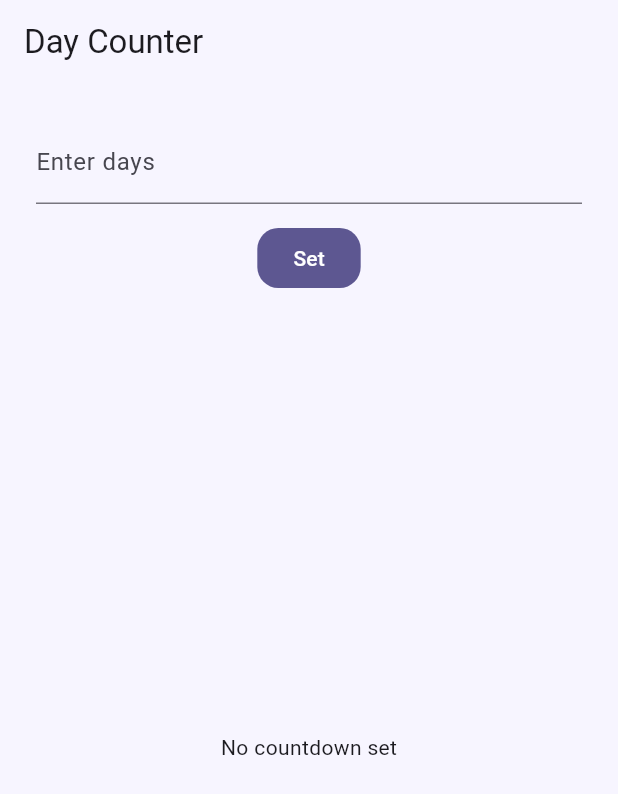
After one commit to TeacherEvan/Quicky, a Flutter app: the CounterPage screen opened by its route, after a tap on "Set", on a phone screen of 412 x 824 dp. The commit adds this screen. Shown: the top 794 px of the screen. Run offline on Flutter 3.47's test engine with Material 3 defaults, Android fonts, the phone set to English and light mode, and no system bars; our stand-ins replace camera, flutter_riverpod, go_router, image_picker, shared_preferences; accounts and stored records are empty.

Commit message:
feat(counter): day countdown, persisted target, 1s tick (J10)

```diff
--- a/lib/core/router/routes.dart
+++ b/lib/core/router/routes.dart
@@ -1,5 +1,6 @@
 import 'package:go_router/go_router.dart';
 
+import 'package:quicky/features/counter/counter_page.dart';
 import 'package:quicky/features/attractions/attractions_page.dart';
 import 'package:quicky/features/bathroom/bathroom_page.dart';
 import 'package:quicky/features/cost/cost_page.dart';
@@ -32,6 +33,10 @@ final List<RouteBase> appRoutes = <RouteBase>[
     builder: (context, state) => const SplashPage(),
   ),
   GoRoute(
+    path: Routes.counter,
+    builder: (context, state) => const CounterPage(),
+  ),
+  GoRoute(
     path: Routes.attractions,
     builder: (context, state) => const AttractionsPage(),
   ),
--- /dev/null
+++ b/lib/features/counter/counter_controller.dart
@@ -0,0 +1,59 @@
+import 'package:flutter_riverpod/flutter_riverpod.dart';
+import 'package:shared_preferences/shared_preferences.dart';
+
+/// Day Counter controller: target date persisted; ticks every second.
+final counterControllerProvider =
+    StateNotifierProvider<CounterController, CounterState>((ref) {
+  return CounterController();
+});
+
+class CounterState {
+  const CounterState({this.target, this.remainingSeconds = 0});
+
+  final DateTime? target;
+  final int remainingSeconds;
+
+  CounterState copyWith({DateTime? target, int? remainingSeconds}) {
+    return CounterState(
+      target: target ?? this.target,
+      remainingSeconds: remainingSeconds ?? this.remainingSeconds,
+    );
+  }
+}
+
+class CounterController extends StateNotifier<CounterState> {
+  CounterController() : super(const CounterState()) {
+    _load();
+  }
+
+  static const _key = 'counter_target_ms';
+
+  Future<void> _load() async {
+    final prefs = await SharedPreferences.getInstance();
+    final ms = prefs.getInt(_key);
+    if (ms != null) {
+      state = state.copyWith(target: DateTime.fromMillisecondsSinceEpoch(ms));
+      _tick();
+    }
+  }
+
+  void setDays(int days) async {
+    final target = DateTime.now().add(Duration(days: days));
+    state = state.copyWith(target: target);
+    _tick();
+    final prefs = await SharedPreferences.getInstance();
+    await prefs.setInt(_key, target.millisecondsSinceEpoch);
+  }
+
+  void _tick() {
+    if (state.target == null) return;
+    state = state.copyWith(
+      remainingSeconds: state.target!.difference(DateTime.now()).inSeconds,
+    );
+  }
+
+  void startTicking() {
+    // Driven by a Timer in the page; this recomputes remaining.
+    _tick();
+  }
+}
--- /dev/null
+++ b/lib/features/counter/counter_page.dart
@@ -0,0 +1,76 @@
+import 'dart:async';
+
+import 'package:flutter/material.dart';
+import 'package:flutter_riverpod/flutter_riverpod.dart';
+import 'package:quicky/core/l10n/app_localizations.dart';
+import 'package:quicky/features/counter/counter_controller.dart';
+
+/// Day Counter page: enter days, big countdown, reset.
+class CounterPage extends ConsumerStatefulWidget {
+  const CounterPage({super.key});
+
+  @override
+  ConsumerState<CounterPage> createState() => _CounterPageState();
+}
+
+class _CounterPageState extends ConsumerState<CounterPage> {
+  final _daysController = TextEditingController();
+  Timer? _timer;
+
+  @override
+  void initState() {
+    super.initState();
+    _timer = Timer.periodic(const Duration(seconds: 1), (_) {
+      ref.read(counterControllerProvider.notifier).startTicking();
+    });
+  }
+
+  @override
+  void dispose() {
+    _timer?.cancel();
+    _daysController.dispose();
+    super.dispose();
+  }
+
+  @override
+  Widget build(BuildContext context) {
+    final state = ref.watch(counterControllerProvider);
+    final l10n = AppLocalizations.of(context);
+    final days = (state.remainingSeconds / 86400).ceil();
+
+    return Scaffold(
+      appBar: AppBar(title: Text(l10n.counterTile)),
+      body: Padding(
+        padding: const EdgeInsets.all(24),
+        child: Column(
+          children: [
+            TextField(
+              controller: _daysController,
+              keyboardType: TextInputType.number,
+              decoration: const InputDecoration(labelText: 'Enter days'),
+            ),
+            const SizedBox(height: 12),
+            FilledButton(
+              onPressed: () {
+                final d = int.tryParse(_daysController.text);
+                if (d != null) {
+                  ref.read(counterControllerProvider.notifier).setDays(d);
+                }
+              },
+              child: const Text('Set'),
+            ),
+            const Spacer(),
+            if (state.target != null)
+              Text(
+                '$days',
+                style: Theme.of(context).textTheme.displayLarge,
+              )
+            else
+              const Text('No countdown set'),
+            const Spacer(),
+          ],
+        ),
+      ),
+    );
+  }
+}
```
